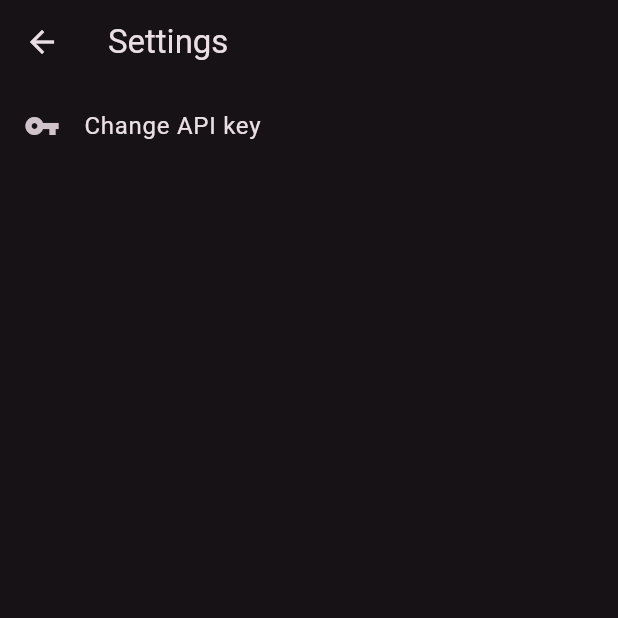
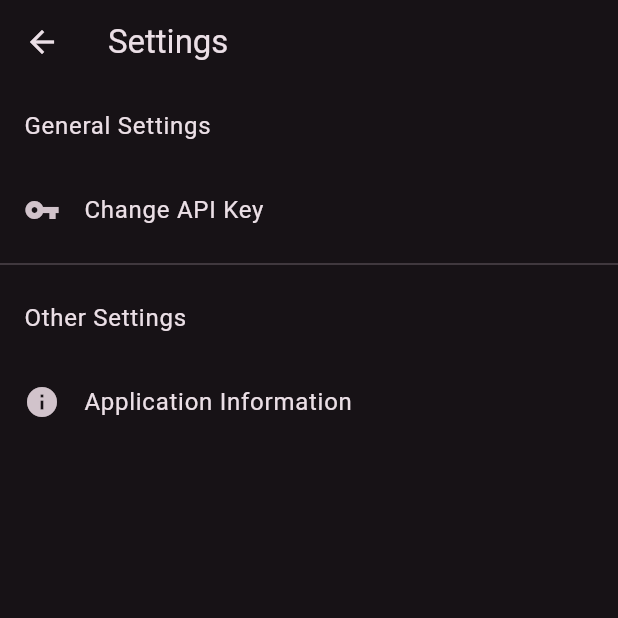
Before and after one commit to riku1227/chatter-gpt, a Flutter app: the SettingsPage screen opened directly, on a phone screen of 412 x 824 dp, the top half of it. Run offline on Flutter 3.47's test engine with Material 2 defaults, Android fonts, the phone set to English and light mode, and no system bars; our stand-ins replace flutter_riverpod, freezed_annotation, shared_preferences; missing offline and left inert: cryptography, dart_openai, markdown_widget; accounts and stored records are empty; statements that could not run were skipped.

Commit message:
feat: Add app information to settings page

```diff
--- a/lib/l10n/app_en.arb
+++ b/lib/l10n/app_en.arb
@@ -4,7 +4,10 @@
     "main_chat_input_textfield": "Chat here.",
     "main_chat_clear_memory": "Clear chat history/memory",
     "settings_title": "Settings",
-    "settings_change_api_key": "Change API key",
+    "settings_tile_general_settings": "General Settings",
+    "settings_change_api_key": "Change API Key",
+    "settings_tile_other_settings": "Other Settings",
+    "settings_application_info": "Application Information",
     "drawer_tile_settings": "Settings",
     "drawer_tile_add_chat_session": "Add session",
     "dialog_api_key_title": "API Key",
--- a/lib/l10n/app_ja.arb
+++ b/lib/l10n/app_ja.arb
@@ -4,7 +4,10 @@
     "main_chat_clear_memory": "チャット履歴/記憶を削除する",
     "main_chat_send": "チャットを送信する",
     "settings_title": "設定",
+    "settings_tile_general_settings": "一般設定",
     "settings_change_api_key": "APIキーを変更する",
+    "settings_tile_other_settings": "その他",
+    "settings_application_info": "アプリケーション情報",
     "drawer_tile_settings": "設定",
     "drawer_tile_add_chat_session": "セッションを追加",
     "dialog_api_key_title": "APIキー",
--- a/lib/l10n/l10n.dart
+++ b/lib/l10n/l10n.dart
@@ -111,11 +111,29 @@ abstract class L10n {
   /// **'Settings'**
   String get settings_title;
 
+  /// No description provided for @settings_tile_general_settings.
+  ///
+  /// In en, this message translates to:
+  /// **'General Settings'**
+  String get settings_tile_general_settings;
+
   /// No description provided for @settings_change_api_key.
   ///
   /// In en, this message translates to:
-  /// **'Change API key'**
+  /// **'Change API Key'**
   String get settings_change_api_key;
+
+  /// No description provided for @settings_tile_other_settings.
+  ///
+  /// In en, this message translates to:
+  /// **'Other Settings'**
+  String get settings_tile_other_settings;
+
+  /// No description provided for @settings_application_info.
+  ///
+  /// In en, this message translates to:
+  /// **'Application Information'**
+  String get settings_application_info;
 
   /// No description provided for @drawer_tile_settings.
   ///
--- a/lib/l10n/l10n_en.dart
+++ b/lib/l10n/l10n_en.dart
@@ -14,7 +14,16 @@ class L10nEn extends L10n {
   String get settings_title => 'Settings';
 
   @override
-  String get settings_change_api_key => 'Change API key';
+  String get settings_tile_general_settings => 'General Settings';
+
+  @override
+  String get settings_change_api_key => 'Change API Key';
+
+  @override
+  String get settings_tile_other_settings => 'Other Settings';
+
+  @override
+  String get settings_application_info => 'Application Information';
 
   @override
   String get drawer_tile_settings => 'Settings';
--- a/lib/l10n/l10n_ja.dart
+++ b/lib/l10n/l10n_ja.dart
@@ -14,7 +14,16 @@ class L10nJa extends L10n {
   String get settings_title => '設定';
 
   @override
+  String get settings_tile_general_settings => '一般設定';
+
+  @override
   String get settings_change_api_key => 'APIキーを変更する';
+
+  @override
+  String get settings_tile_other_settings => 'その他';
+
+  @override
+  String get settings_application_info => 'アプリケーション情報';
 
   @override
   String get drawer_tile_settings => '設定';
--- a/lib/page/settings_page.dart
+++ b/lib/page/settings_page.dart
@@ -29,6 +29,9 @@ class SettingsPage extends ConsumerWidget {
       body: ListView(
         children: [
           ListTile(
+            title: Text(l10n.settings_tile_general_settings),
+          ),
+          ListTile(
             leading: const Icon(Icons.vpn_key),
             title: Text(l10n.settings_change_api_key),
             onTap: () async {
@@ -38,7 +41,24 @@ class SettingsPage extends ConsumerWidget {
                 await settingsState.setAPIKey(response);
               }
             },
-          )
+          ),
+          const Divider(),
+          ListTile(
+            title: Text(l10n.settings_tile_other_settings),
+          ),
+          ListTile(
+              leading: const Icon(Icons.info),
+              title: Text(l10n.settings_application_info),
+              onTap: () {
+                showAboutDialog(
+                  context: context,
+                  applicationIcon: const SizedBox(
+                    width: 48,
+                    height: 48,
+                    child: FlutterLogo(),
+                  ),
+                );
+              })
         ],
       ),
     );
```
